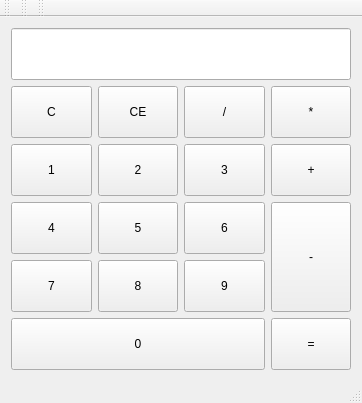
Above: calcwindow.ui from RandyKonwalski/calculator before the change. Below: the same form after it.
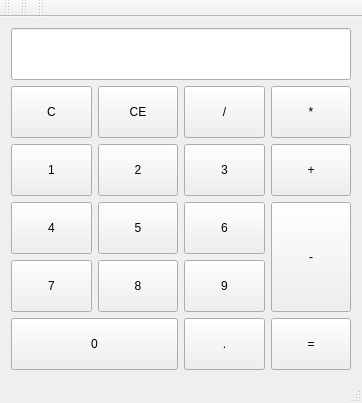
That is the form after the change.

Commit message: added dot button

The edit to the form file:
```diff
--- a/calcwindow.ui
+++ b/calcwindow.ui
@@ -229,19 +229,6 @@
       </property>
      </widget>
     </item>
-    <item row="6" column="2" colspan="3">
-     <widget class="QPushButton" name="Button_0">
-      <property name="sizePolicy">
-       <sizepolicy hsizetype="Preferred" vsizetype="Preferred">
-        <horstretch>0</horstretch>
-        <verstretch>0</verstretch>
-       </sizepolicy>
-      </property>
-      <property name="text">
-       <string>0</string>
-      </property>
-     </widget>
-    </item>
     <item row="0" column="2" colspan="4">
      <widget class="QLineEdit" name="lineEdit">
       <property name="sizePolicy">
@@ -252,6 +239,32 @@
       </property>
      </widget>
     </item>
+    <item row="6" column="2" colspan="2">
+     <widget class="QPushButton" name="Button_0">
+      <property name="sizePolicy">
+       <sizepolicy hsizetype="Preferred" vsizetype="Preferred">
+        <horstretch>0</horstretch>
+        <verstretch>0</verstretch>
+       </sizepolicy>
+      </property>
+      <property name="text">
+       <string>0</string>
+      </property>
+     </widget>
+    </item>
+    <item row="6" column="4">
+     <widget class="QPushButton" name="Button_DOT">
+      <property name="sizePolicy">
+       <sizepolicy hsizetype="Preferred" vsizetype="Preferred">
+        <horstretch>0</horstretch>
+        <verstretch>0</verstretch>
+       </sizepolicy>
+      </property>
+      <property name="text">
+       <string>.</string>
+      </property>
+     </widget>
+    </item>
    </layout>
   </widget>
   <widget class="QToolBar" name="mainToolBar">
```
The commit also changes 2 other files.
